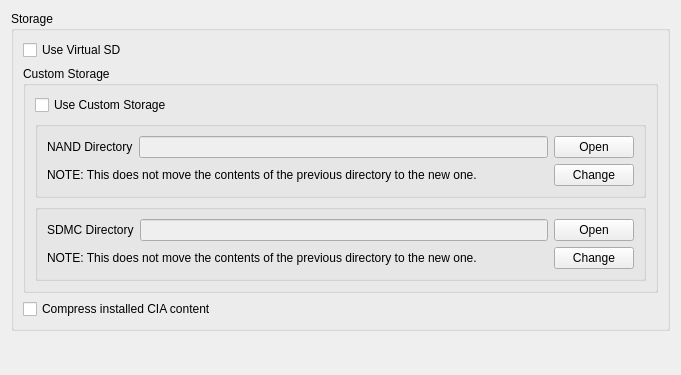
Qt form src/citra_qt/configuration/configure_storage.ui (amwatson/CitraVR) before a commit.
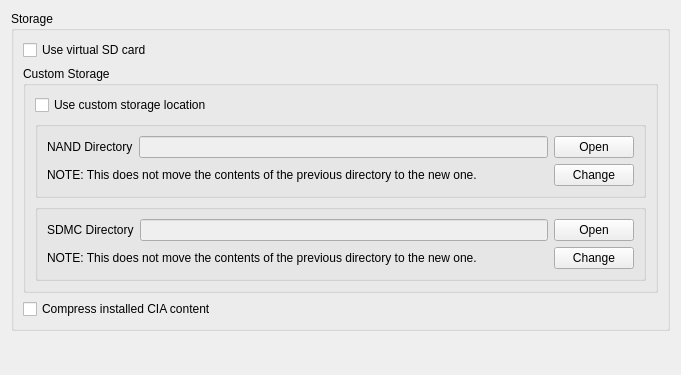
The same form after that commit.

```diff
--- a/src/citra_qt/configuration/configure_storage.ui
+++ b/src/citra_qt/configuration/configure_storage.ui
@@ -27,7 +27,7 @@
           <item>
            <widget class="QCheckBox" name="toggle_virtual_sd">
             <property name="text">
-             <string>Use Virtual SD</string>
+             <string>Use virtual SD card</string>
             </property>
            </widget>
           </item>
@@ -42,7 +42,7 @@
            <item>
             <widget class="QCheckBox" name="toggle_custom_storage">
              <property name="text">
-              <string>Use Custom Storage</string>
+              <string>Use custom storage location</string>
              </property>
             </widget>
            </item>
```
